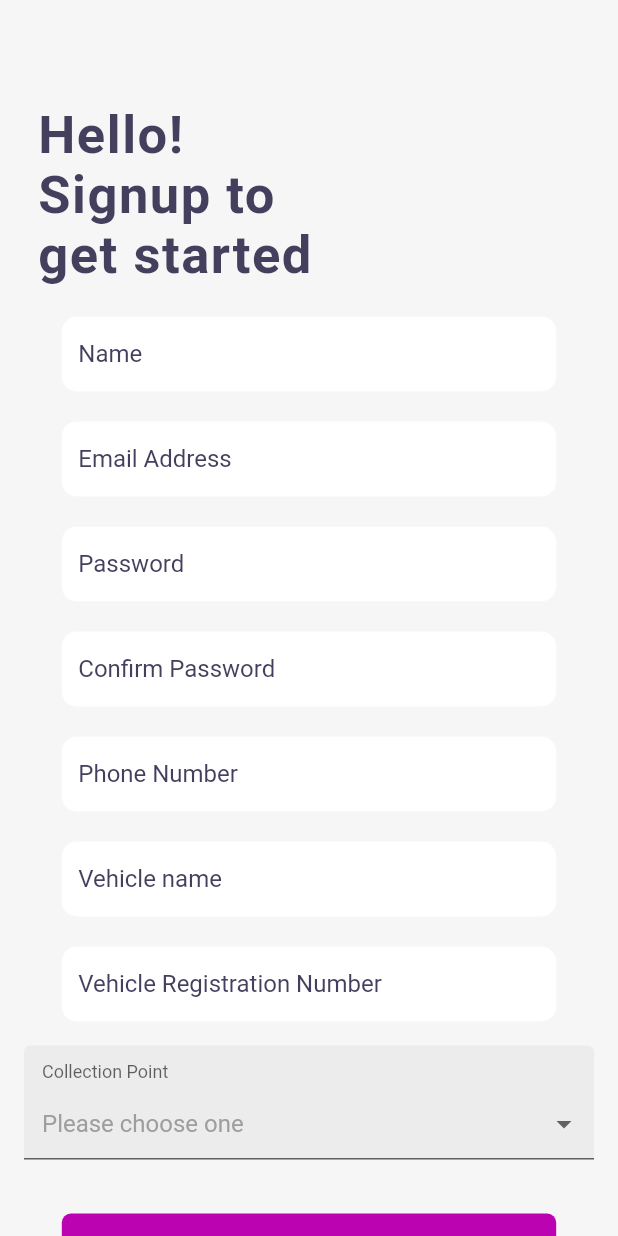
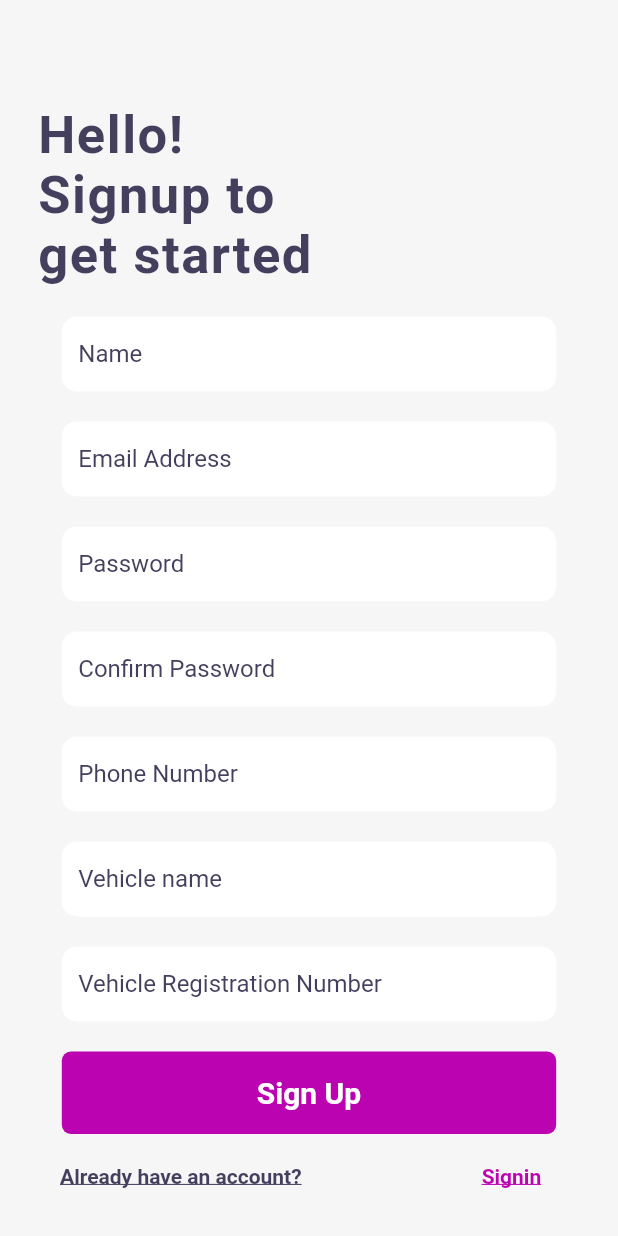
Before and after one commit to Abdullah0322/fyp_v2, a Flutter app: the RegisterRider screen opened directly, on a phone screen of 412 x 824 dp. Run offline on Flutter 3.47's test engine with Material 2 defaults, Android fonts, the phone set to English and light mode, and no system bars; drawn by our look-alikes of dropdown_formfield; our stand-ins replace animated_bottom_navigation_bar, cached_network_image, carousel_slider, cloud_firestore, curved_navigation_bar, firebase_auth and 17 more; missing offline and left inert: android_intent, flutter_animated_dialog, grouped_buttons; accounts and stored records are empty.

Commit message:
Removed: CP restriction for Riders Removed Input field for rider registration and Order restriction to CPS

```diff
--- a/clickandpick/lib/Register/registerrider.dart
+++ b/clickandpick/lib/Register/registerrider.dart
@@ -27,33 +27,9 @@ class _RegisterRiderState extends State<RegisterRider> {
   final register = TextEditingController();
   var signUp;
   void initState() {
-    checkphone();
     super.initState();
     _myActivity = '';
     _myActivityResult = '';
-  }
-
-  List<String> phonenumbers = [];
-  checkphone() async {
-    await FirebaseFirestore.instance
-        .collection('rider')
-        .get()
-        .then((QuerySnapshot querySnapshot) {
-      querySnapshot.docs.forEach((doc) {
-        // distances.add(distance(
-        //   LatLng(_currentPosition.latitude, _currentPosition.longitude),
-        //   LatLng(doc['location'].latitude, doc['location'].longitude),
-        // ).toInt());
-
-        setState(() {
-          phonenumbers.add(doc['phone']);
-          // small = distances
-          //     .reduce((value, element) => value < element ? value : element);
-          // collect = doc['collection point'];
-        });
-        // collection.add(doc["location"]);
-      });
-    });
   }
 
   final requiredValidator =
@@ -87,7 +63,7 @@ class _RegisterRiderState extends State<RegisterRider> {
             'vehiclename': vehicle.text,
             'Vehicle Registration Number': register.text,
             'available': false,
-            'collection point': _myActivity,
+            // 'collection point': _myActivity,
           });
           FirebaseFirestore.instance
               .collection("rider")
@@ -157,7 +133,6 @@ class _RegisterRiderState extends State<RegisterRider> {
 
   @override
   Widget build(BuildContext context) {
-    print(phonenumbers);
     var height = MediaQuery.of(context).size.height;
     //width of the screen
     var width = MediaQuery.of(context).size.width;
@@ -398,45 +373,45 @@ class _RegisterRiderState extends State<RegisterRider> {
                         ),
                       ),
                     ),
-                    Container(
-                      padding: EdgeInsets.all(16),
-                      child: DropDownFormField(
-                        validator: requiredValidator,
-                        titleText: 'Collection Point',
-                        hintText: 'Please choose one',
-                        value: _myActivity,
-                        onSaved: (value) {
-                          setState(() {
-                            _myActivity = value;
-                          });
-                        },
-                        onChanged: (value) {
-                          setState(() {
-                            _myActivity = value;
-                          });
-                        },
-                        dataSource: [
-                          {
-                            "display": "Bahria",
-                            "value": "Bahria",
-                          },
-                          {
-                            "display": "Valencia",
-                            "value": "Valencia",
-                          },
-                          {
-                            "display": "Cantt",
-                            "value": "Cantt",
-                          },
-                          {
-                            "display": "DHA",
-                            "value": "DHA",
-                          },
-                        ],
-                        textField: 'display',
-                        valueField: 'value',
-                      ),
-                    ),
+                    // Container(
+                    //   padding: EdgeInsets.all(16),
+                    //   child: DropDownFormField(
+                    //     validator: requiredValidator,
+                    //     titleText: 'Collection Point',
+                    //     hintText: 'Please choose one',
+                    //     value: _myActivity,
+                    //     onSaved: (value) {
+                    //       setState(() {
+                    //         _myActivity = value;
+                    //       });
+                    //     },
+                    //     onChanged: (value) {
+                    //       setState(() {
+                    //         _myActivity = value;
+                    //       });
+                    //     },
+                    //     dataSource: [
+                    //       {
+                    //         "display": "Bahria",
+                    //         "value": "Bahria",
+                    //       },
+                    //       {
+                    //         "display": "Valencia",
+                    //         "value": "Valencia",
+                    //       },
+                    //       {
+                    //         "display": "Cantt",
+                    //         "value": "Cantt",
+                    //       },
+                    //       {
+                    //         "display": "DHA",
+                    //         "value": "DHA",
+                    //       },
+                    //     ],
+                    //     textField: 'display',
+                    //     valueField: 'value',
+                    //   ),
+                    // ),
                     SizedBox(
                       height: 20,
                     ),
@@ -445,17 +420,6 @@ class _RegisterRiderState extends State<RegisterRider> {
                       child: GestureDetector(
                         onTap: () async {
                           if (_formKey.currentState.validate()) {
-                            if (phonenumbers.contains(phone.text)) {
-                              Fluttertoast.showToast(
-                                msg: "Phone number has been taken",
-                                toastLength: Toast.LENGTH_LONG,
-                                gravity: ToastGravity.BOTTOM,
-                                timeInSecForIosWeb: 3,
-                                backgroundColor: Colors.red[400],
-                                textColor: Colors.white,
-                                fontSize: 15,
-                              );
-                            } else {
                             try {
                               final result =
                                   await InternetAddress.lookup('google.com');
@@ -481,7 +445,6 @@ class _RegisterRiderState extends State<RegisterRider> {
                                 textColor: Colors.white,
                                 fontSize: 15,
                               );
-                              }
                             }
                           }
                         },
```
Also changed, not shown: clickandpick/lib/Manager/ManageOrders.dart (+52 -46 lines), clickandpick/lib/Manager/Riders.dart (+24 -24 lines). Lines whose indentation alone changed are shown as unchanged.
